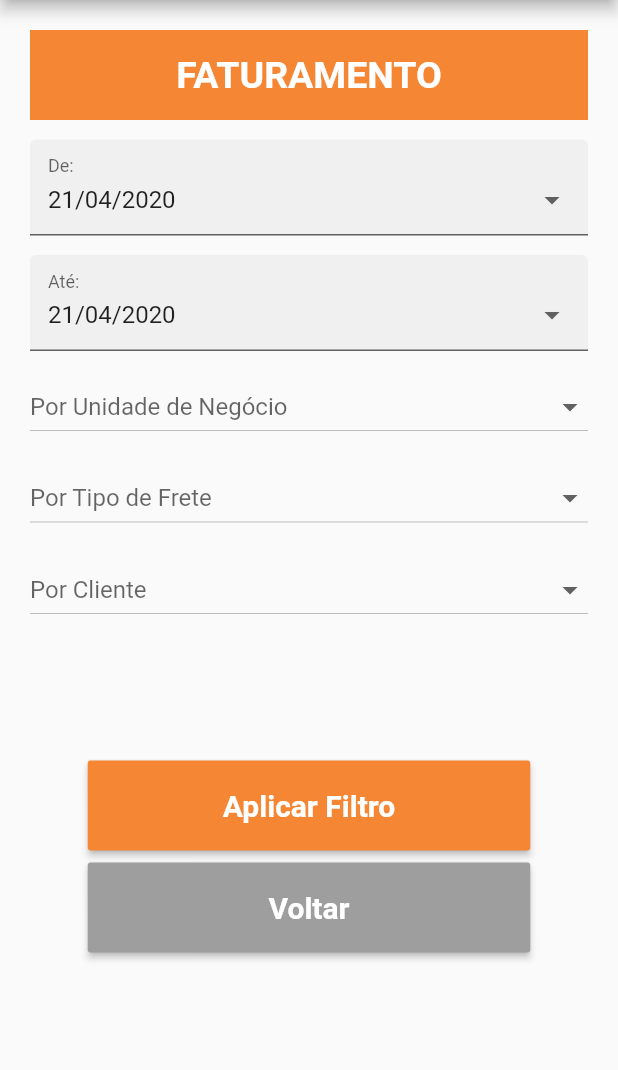
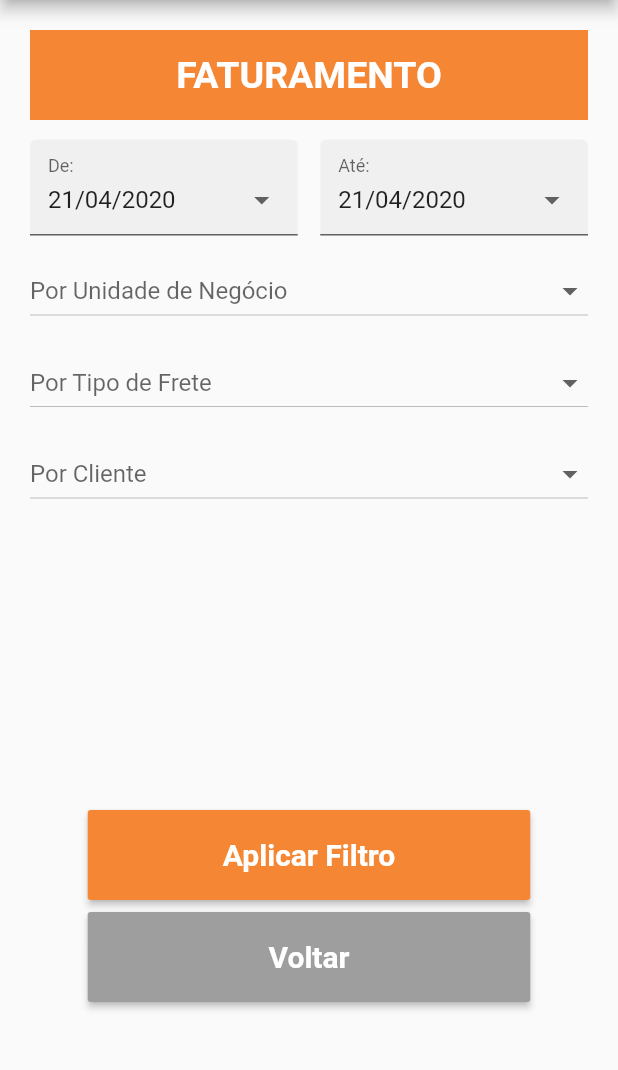
Before and after one commit to rodrigoservicelogic/TMS-Mobile, a Flutter app: the FiltroFaturamento screen opened directly with empty values, on a phone screen of 412 x 824 dp, the part 84-1154 px from its top. Run offline on Flutter 3.47's test engine with Material 2 defaults, Android fonts, the light colour scheme and no system bars; our stand-ins replace charts_flutter, date_format, flutter_mobx, get_it, mobx; generated files the repository leaves out were written again.

Commit message:
corrigido campos data na tela filtro-faturamento

```diff
--- a/lib/pages/filtro-faturamento.dart
+++ b/lib/pages/filtro-faturamento.dart
@@ -79,8 +79,14 @@ class _FiltroFaturamentoState extends State<FiltroFaturamento> {
             SizedBox(
               height: 13,
             ),
-            DateTimePicker(
+            Row(
+              crossAxisAlignment: CrossAxisAlignment.end,
+              children: <Widget>[
+                Expanded(
+                  flex: 4,
+                  child: DateTimePicker(
                     labelText: "De:",
+                    valueStyle: TextStyle(color: Colors.red),
                     selectedDate: _dataInicial,
                     selectDate: (DateTime date) {
                       print(date);
@@ -89,10 +95,13 @@ class _FiltroFaturamentoState extends State<FiltroFaturamento> {
                       });
                     },
                   ),
-            SizedBox(
-              height: 13,
                 ),
-            DateTimePicker(
+                Container(
+                  width: 15,
+                ),
+                Expanded(
+                  flex: 4,
+                  child: DateTimePicker(
                     labelText: "Até:",
                     selectedDate: _dataFinal,
                     selectDate: (DateTime date) {
@@ -101,6 +110,9 @@ class _FiltroFaturamentoState extends State<FiltroFaturamento> {
                         _dataFinal = date;
                       });
                     },
+                  ),
+                ),
+              ],
             ),
             SizedBox(
               height: 13,
@@ -160,7 +172,7 @@ class _FiltroFaturamentoState extends State<FiltroFaturamento> {
               }).toList(),
             ),
             SizedBox(
-              height: 90,
+              height: 200,
             ),
             Container(
               height: 60,
```
Lines whose indentation alone changed are shown as unchanged.
